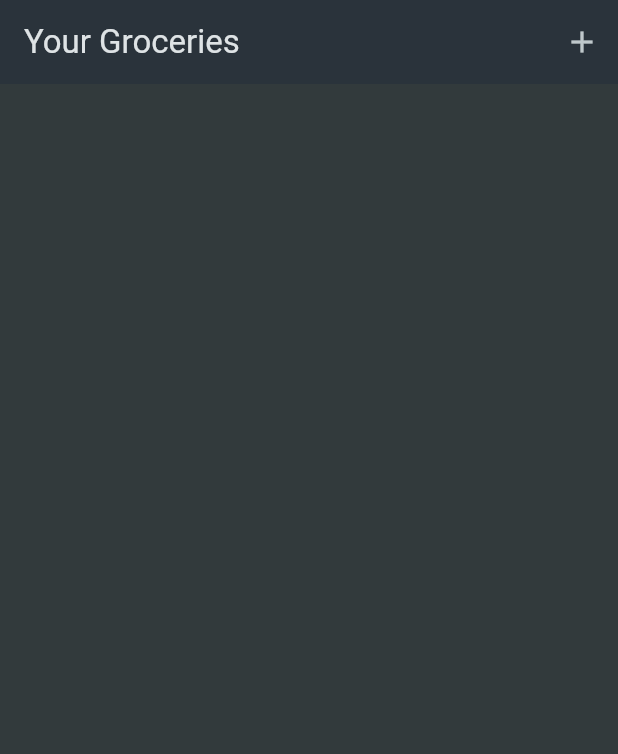
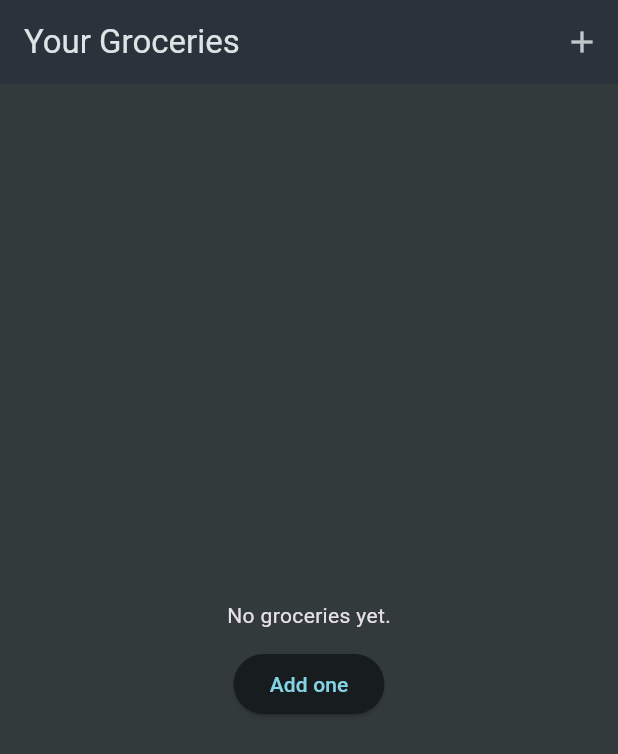
Before and after one commit to ubeydeozdmr/flutter_dart_course_academind, a Flutter app: the screen it shows after launch, on a phone screen of 412 x 824 dp. Shown: the top 754 px of the screen. Run offline on Flutter 3.47's test engine with Material 3 defaults, Android fonts, the phone set to English and light mode, and no system bars; our stand-ins replace flutter_riverpod, google_fonts, transparent_image.

Commit message:
Final Challenge

```diff
--- a/shopping_list/lib/widgets/grocery_list.dart
+++ b/shopping_list/lib/widgets/grocery_list.dart
@@ -29,6 +29,39 @@ class _GroceryListState extends State<GroceryList> {
     });
   }
 
+  Widget _emptyList() {
+    return Center(
+      child: Column(
+        mainAxisAlignment: MainAxisAlignment.center,
+        children: [
+          const Text('No groceries yet.'),
+          const SizedBox(height: 12),
+          ElevatedButton(
+            onPressed: _addItem,
+            child: const Text('Add one'),
+          ),
+        ],
+      ),
+    );
+  }
+
+  Widget _groceryList() {
+    return ListView.builder(
+      itemCount: _groceryItems.length,
+      itemBuilder: (ctx, index) => ListTile(
+        title: Text(_groceryItems[index].name),
+        leading: Container(
+          width: 24,
+          height: 24,
+          color: _groceryItems[index].category.color,
+        ),
+        trailing: Text(
+          _groceryItems[index].quantity.toString(),
+        ),
+      ),
+    );
+  }
+
   @override
   Widget build(BuildContext context) {
     return Scaffold(
@@ -41,20 +74,7 @@ class _GroceryListState extends State<GroceryList> {
           ),
         ],
       ),
-      body: ListView.builder(
-        itemCount: _groceryItems.length,
-        itemBuilder: (ctx, index) => ListTile(
-          title: Text(_groceryItems[index].name),
-          leading: Container(
-            width: 24,
-            height: 24,
-            color: _groceryItems[index].category.color,
-          ),
-          trailing: Text(
-            _groceryItems[index].quantity.toString(),
-          ),
-        ),
-      ),
+      body: _groceryItems.isEmpty ? _emptyList() : _groceryList(),
     );
   }
 }
```
